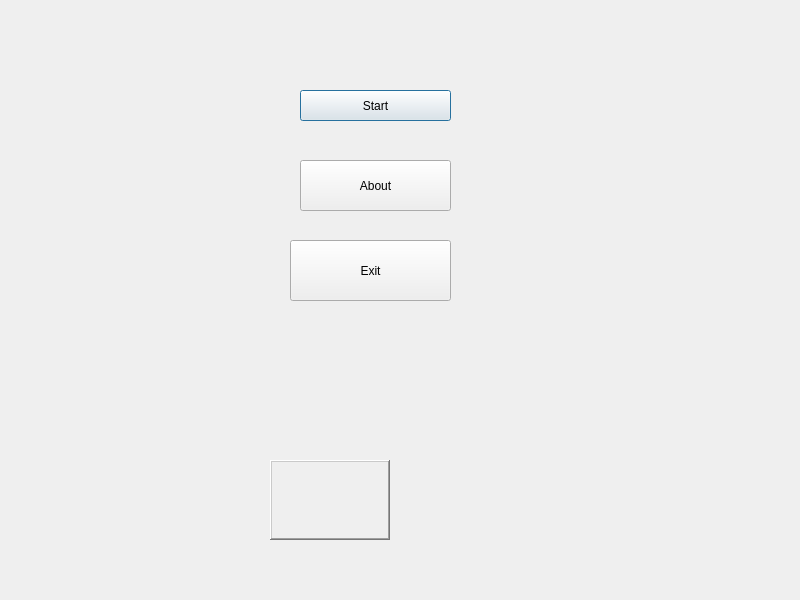
The window that mainmenu.ui (GogaFroga/HazeKingdom) describes before a commit, drawn with Qt 5.
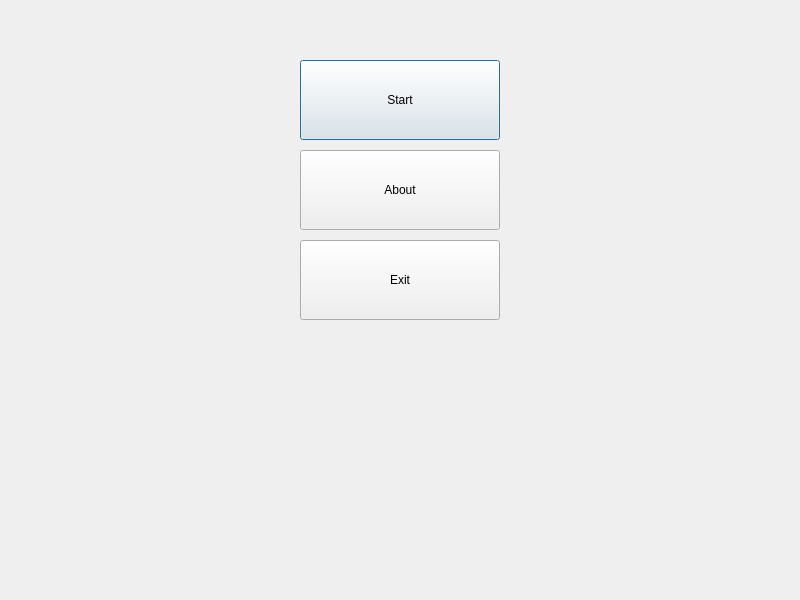
The same window after the commit.

```diff
--- a/mainmenu.ui
+++ b/mainmenu.ui
@@ -2,6 +2,9 @@
 <ui version="4.0">
  <class>mainmenu</class>
  <widget class="QDialog" name="mainmenu">
+  <property name="enabled">
+   <bool>true</bool>
+  </property>
   <property name="geometry">
    <rect>
     <x>0</x>
@@ -17,9 +20,9 @@
    <property name="geometry">
     <rect>
      <x>300</x>
-     <y>90</y>
-     <width>151</width>
-     <height>31</height>
+     <y>60</y>
+     <width>200</width>
+     <height>80</height>
     </rect>
    </property>
    <property name="text">
@@ -27,77 +30,59 @@
    </property>
   </widget>
   <widget class="QPushButton" name="About">
+   <property name="enabled">
+    <bool>true</bool>
+   </property>
    <property name="geometry">
     <rect>
      <x>300</x>
-     <y>160</y>
-     <width>151</width>
-     <height>51</height>
+     <y>150</y>
+     <width>200</width>
+     <height>80</height>
     </rect>
    </property>
    <property name="text">
     <string>About</string>
    </property>
+   <property name="autoDefault">
+    <bool>true</bool>
+   </property>
   </widget>
   <widget class="QPushButton" name="exit">
    <property name="geometry">
     <rect>
-     <x>290</x>
+     <x>300</x>
      <y>240</y>
-     <width>161</width>
-     <height>61</height>
+     <width>200</width>
+     <height>80</height>
     </rect>
    </property>
    <property name="text">
     <string>Exit</string>
    </property>
   </widget>
-  <widget class="QLabel" name="author">
+  <widget class="QTextBrowser" name="rules">
+   <property name="enabled">
+    <bool>false</bool>
+   </property>
    <property name="geometry">
     <rect>
-     <x>240</x>
+     <x>20</x>
      <y>330</y>
-     <width>261</width>
-     <height>91</height>
+     <width>751</width>
+     <height>261</height>
     </rect>
    </property>
-   <property name="font">
-    <font>
-     <pointsize>24</pointsize>
-    </font>
+   <property name="sizePolicy">
+    <sizepolicy hsizetype="Expanding" vsizetype="Expanding">
+     <horstretch>0</horstretch>
+     <verstretch>0</verstretch>
+    </sizepolicy>
    </property>
    <property name="frameShape">
     <enum>QFrame::NoFrame</enum>
    </property>
-   <property name="frameShadow">
-    <enum>QFrame::Plain</enum>
-   </property>
-   <property name="text">
-    <string/>
-   </property>
-  </widget>
-  <widget class="QFrame" name="frame">
-   <property name="geometry">
-    <rect>
-     <x>270</x>
-     <y>460</y>
-     <width>120</width>
-     <height>80</height>
-    </rect>
-   </property>
-   <property name="cursor">
-    <cursorShape>ArrowCursor</cursorShape>
-   </property>
-   <property name="frameShape">
-    <enum>QFrame::WinPanel</enum>
-   </property>
-   <property name="frameShadow">
-    <enum>QFrame::Raised</enum>
-   </property>
    <property name="lineWidth">
-    <number>5</number>
-   </property>
-   <property name="midLineWidth">
     <number>0</number>
    </property>
   </widget>
```
